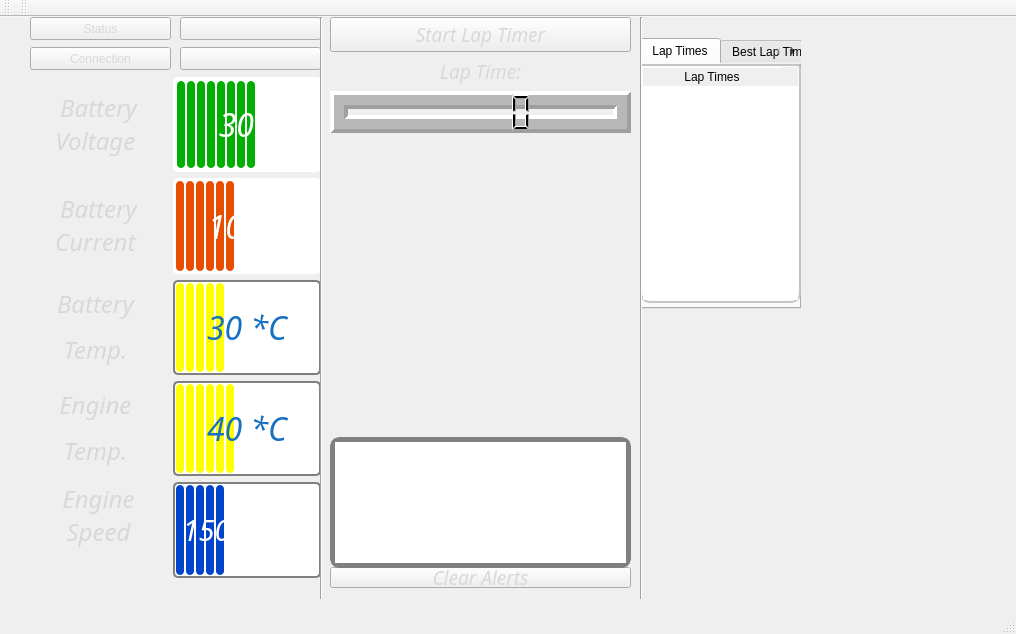
The window that src/gui/black_window_test.ui (rozkalibrowany/Komuter_pokladowy) describes before a commit, drawn with Qt 5.
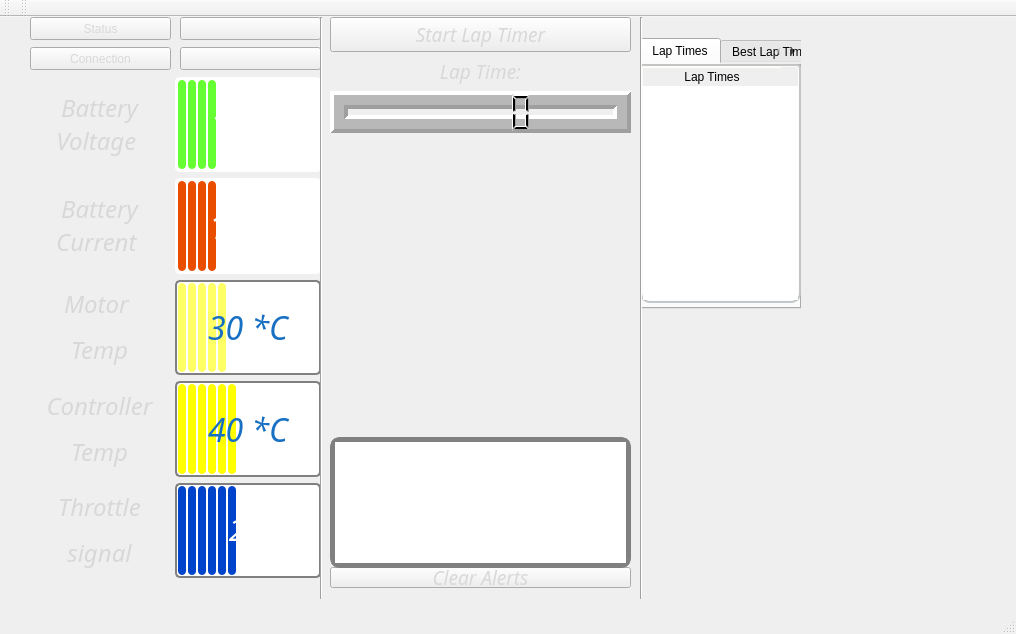
The same window after the commit. Icons and pictures are not drawn.

Commit message: Dzialajaca Wersja gui do symulacji

What changed in the file:
```diff
--- a/src/gui/black_window_test.ui
+++ b/src/gui/black_window_test.ui
@@ -75,7 +75,7 @@
 border-image: url(&quot;img/gradient3.png&quot;);}
 
 QProgressBar::chunk {
-    background-color: #FFFF00;
+    background-color: #FFFF66;
 	border: 0,6px solid grey;
     border-radius: 4px;
     width: 8px;
@@ -98,66 +98,6 @@
        </property>
       </widget>
      </item>
-     <item row="0" column="1">
-      <widget class="QProgressBar" name="voltageBar">
-       <property name="sizePolicy">
-        <sizepolicy hsizetype="Fixed" vsizetype="Ignored">
-         <horstretch>0</horstretch>
-         <verstretch>0</verstretch>
-        </sizepolicy>
-       </property>
-       <property name="font">
-        <font>
-         <family>Gill Sans MT</family>
-         <pointsize>24</pointsize>
-         <weight>9</weight>
-         <italic>true</italic>
-         <bold>false</bold>
-        </font>
-       </property>
-       <property name="contextMenuPolicy">
-        <enum>Qt::DefaultContextMenu</enum>
-       </property>
-       <property name="styleSheet">
-        <string notr="true">QProgressBar {
-border-image: url(&quot;img/gradient3.png&quot;);    border: 3px solid white;
-    border-radius: 5px;
-    text-align: center;
-font: 75 italic 24pt &quot;Gill Sans MT&quot; ;
-	color: rgb(255, 255, 255);
-}
-
-QProgressBar::chunk {
-    background-color: rgb(0, 175, 0);
-	border: 0,6px solid grey;
-    border-radius: 4px;
-    width: 8px;
-    margin:1px;
-
-
-}
-</string>
-       </property>
-       <property name="maximum">
-        <number>60</number>
-       </property>
-       <property name="value">
-        <number>30</number>
-       </property>
-       <property name="alignment">
-        <set>Qt::AlignRight|Qt::AlignTrailing|Qt::AlignVCenter</set>
-       </property>
-       <property name="invertedAppearance">
-        <bool>false</bool>
-       </property>
-       <property name="textDirection">
-        <enum>QProgressBar::TopToBottom</enum>
-       </property>
-       <property name="format">
-        <string>%v V</string>
-       </property>
-      </widget>
-     </item>
      <item row="3" column="0">
       <widget class="QLabel" name="label_4">
        <property name="sizePolicy">
@@ -180,7 +120,7 @@
 color: rgb(216, 216, 216);</string>
        </property>
        <property name="text">
-        <string>&lt;html&gt;&lt;head/&gt;&lt;body&gt;&lt;p&gt;Engine &lt;/p&gt;&lt;p&gt;Temp. &lt;/p&gt;&lt;/body&gt;&lt;/html&gt;</string>
+        <string>&lt;html&gt;&lt;head/&gt;&lt;body&gt;&lt;p&gt;Controller&lt;/p&gt;&lt;p&gt;Temp&lt;/p&gt;&lt;/body&gt;&lt;/html&gt;</string>
        </property>
        <property name="alignment">
         <set>Qt::AlignCenter</set>
@@ -225,7 +165,7 @@
 </string>
        </property>
        <property name="maximum">
-        <number>250</number>
+        <number>400</number>
        </property>
        <property name="value">
         <number>100</number>
@@ -309,7 +249,7 @@
 color: rgb(216, 216, 216);</string>
        </property>
        <property name="text">
-        <string>&lt;html&gt;&lt;head/&gt;&lt;body&gt;&lt;p&gt;Battery &lt;/p&gt;&lt;p&gt;Temp. &lt;/p&gt;&lt;/body&gt;&lt;/html&gt;</string>
+        <string>&lt;html&gt;&lt;head/&gt;&lt;body&gt;&lt;p&gt; Motor &lt;/p&gt;&lt;p&gt;Temp&lt;/p&gt;&lt;/body&gt;&lt;/html&gt;</string>
        </property>
        <property name="alignment">
         <set>Qt::AlignCenter</set>
@@ -352,16 +292,16 @@
 }</string>
        </property>
        <property name="maximum">
-        <number>5000</number>
+        <number>5</number>
        </property>
        <property name="value">
-        <number>1500</number>
+        <number>2</number>
        </property>
        <property name="alignment">
         <set>Qt::AlignCenter</set>
        </property>
        <property name="format">
-        <string>%v RPM</string>
+        <string>%v V</string>
        </property>
       </widget>
      </item>
@@ -420,7 +360,7 @@
 color: rgb(216, 216, 216);</string>
        </property>
        <property name="text">
-        <string>&lt;html&gt;&lt;head/&gt;&lt;body&gt;&lt;p&gt;&lt;span style=&quot; font-size:18pt;&quot;&gt;Engine&lt;br/&gt;Speed&lt;br/&gt;&lt;/span&gt;&lt;/p&gt;&lt;/body&gt;&lt;/html&gt;</string>
+        <string>&lt;html&gt;&lt;head/&gt;&lt;body&gt;&lt;p&gt;&lt;span style=&quot; font-size:18pt;&quot;&gt;Throttle&lt;/span&gt;&lt;/p&gt;&lt;p&gt;&lt;span style=&quot; font-size:18pt;&quot;&gt;signal&lt;/span&gt;&lt;/p&gt;&lt;/body&gt;&lt;/html&gt;</string>
        </property>
        <property name="alignment">
         <set>Qt::AlignCenter</set>
@@ -463,6 +403,57 @@
        </property>
       </widget>
      </item>
+     <item row="0" column="1">
+      <widget class="QProgressBar" name="voltageBar">
+       <property name="sizePolicy">
+        <sizepolicy hsizetype="Preferred" vsizetype="Minimum">
+         <horstretch>0</horstretch>
+         <verstretch>0</verstretch>
+        </sizepolicy>
+       </property>
+       <property name="font">
+        <font>
+         <family>Gill Sans MT</family>
+         <pointsize>24</pointsize>
+         <weight>9</weight>
+         <italic>true</italic>
+         <bold>false</bold>
+        </font>
+       </property>
+       <property name="styleSheet">
+        <string notr="true">QProgressBar {
+    border: 2px solid white;
+    border-radius: 5px;
+    text-align: center;
+font: 75 italic 24pt &quot;Gill Sans MT&quot; ;
+	color: rgb(255, 255, 255);
+border-image: url(&quot;img/gradient3.png&quot;);}
+
+
+QProgressBar::chunk {
+    background-color: #66FF33;
+	border: 0,6px solid grey;
+    border-radius: 4px;
+    width: 8px;
+    margin:1px;
+
+}
+</string>
+       </property>
+       <property name="maximum">
+        <number>400</number>
+       </property>
+       <property name="value">
+        <number>100</number>
+       </property>
+       <property name="alignment">
+        <set>Qt::AlignRight|Qt::AlignTrailing|Qt::AlignVCenter</set>
+       </property>
+       <property name="format">
+        <string>%v V</string>
+       </property>
+      </widget>
+     </item>
     </layout>
     <zorder>batteryTempBar</zorder>
     <zorder>label_4</zorder>
```
Left out of the diff: 12 changed lines with no effect on the pictures. The commit also changes 4 other files.
